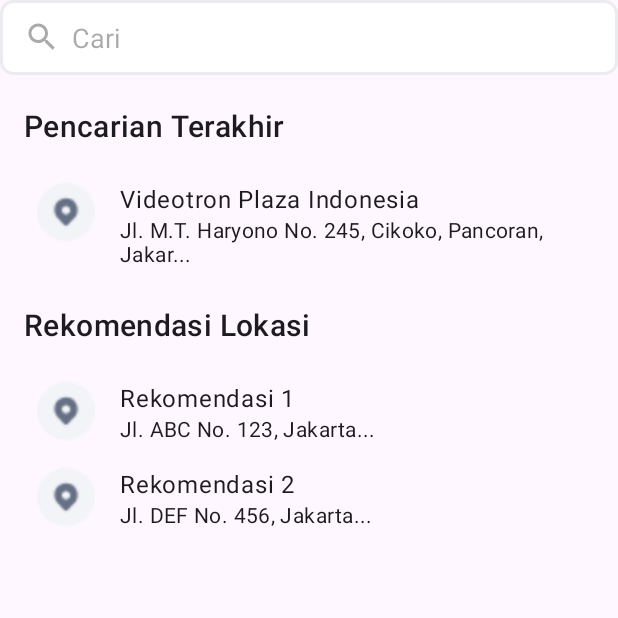
After one commit to ExRonin/CapstoneProject, an Android app built with Jetpack Compose: the SearchResultsFragment screen opened through its navigation route, on a phone screen of 412 x 824 dp, the top half of it. The commit adds this screen. Run offline under Robolectric (Android 15) with nearby library versions, the phone set to English and light mode, and no system bars; our stand-ins replace navigation-ui; pictures from the network do not load.

Commit message:
feat: add searchresult

```diff
--- a/app/src/main/java/com/capstoneproject/ui/main/MainActivity.kt
+++ b/app/src/main/java/com/capstoneproject/ui/main/MainActivity.kt
@@ -23,5 +23,12 @@ class MainActivity : AppCompatActivity() {
         val navController = Navigation.findNavController(this, R.id.host_fragment)
         NavigationUI.setupWithNavController(bottomNavigation, navController)
 
+        navController.addOnDestinationChangedListener { _, destination, _ ->
+            if (destination.id == R.id.searchResultsFragment) {
+                bottomNavigation.visibility = View.GONE
+            } else {
+                bottomNavigation.visibility = View.VISIBLE
+            }
+        }
     }
 }
--- a/app/src/main/java/com/capstoneproject/ui/search/SearchFragment.kt
+++ b/app/src/main/java/com/capstoneproject/ui/search/SearchFragment.kt
@@ -7,12 +7,12 @@ import android.graphics.Canvas
 import android.graphics.Color
 import android.location.Geocoder
 import android.os.Bundle
-import android.text.Editable
-import android.text.TextWatcher
 import android.util.Log
 import android.view.LayoutInflater
 import android.view.View
 import android.view.ViewGroup
+import android.view.WindowManager
+import android.view.inputmethod.EditorInfo
 import androidx.activity.result.contract.ActivityResultContracts
 import androidx.annotation.ColorInt
 import androidx.annotation.DrawableRes
@@ -26,15 +26,14 @@ import com.capstoneproject.R
 import com.capstoneproject.databinding.FragmentSearchBinding
 import com.capstoneproject.ui.search.adapter.ItemData
 import com.capstoneproject.ui.search.adapter.RecyclerViewAdapter
-import com.google.android.gms.maps.CameraUpdateFactory
 import com.google.android.gms.maps.GoogleMap
 import com.google.android.gms.maps.OnMapReadyCallback
 import com.google.android.gms.maps.SupportMapFragment
 import com.google.android.gms.maps.model.BitmapDescriptor
 import com.google.android.gms.maps.model.BitmapDescriptorFactory
-import com.google.android.gms.maps.model.LatLng
 import com.google.android.gms.maps.model.MapStyleOptions
 import com.google.android.gms.maps.model.MarkerOptions
+import androidx.navigation.fragment.findNavController
 
 class SearchFragment : Fragment(), OnMapReadyCallback {
 
@@ -47,9 +46,8 @@ class SearchFragment : Fragment(), OnMapReadyCallback {
     private lateinit var recyclerViewAdapter: RecyclerViewAdapter
 
     private val itemList = listOf(
-      ItemData(R.drawable.icon_x, "Videotron", "Title 1", "Size 1", "Time 1", "Ratio 1", "Views 1", "Rp.55.000.000", "Rp.53.000.000"),
-        ItemData(R.drawable.icon_google, "Manualtron" ,"Title 2", "Size 2", "Time 2", "Ratio 2", "Views 2", "Rp.60.000.000", "Rp.58.000.000")
-
+        ItemData(R.drawable.icon_x, "Videotron", "Title 1", "Size 1", "Time 1", "Ratio 1", "Views 1", "Rp.55.000.000", "Rp.53.000.000"),
+        ItemData(R.drawable.icon_google, "Manualtron", "Title 2", "Size 2", "Time 2", "Ratio 2", "Views 2", "Rp.60.000.000", "Rp.58.000.000")
     )
 
     override fun onCreateView(
@@ -64,17 +62,12 @@ class SearchFragment : Fragment(), OnMapReadyCallback {
         val mapFragment = childFragmentManager.findFragmentById(R.id.map_view) as SupportMapFragment
         mapFragment.getMapAsync(this)
 
-        binding.etSearchMain.addTextChangedListener(object : TextWatcher {
-            override fun beforeTextChanged(s: CharSequence?, start: Int, count: Int, after: Int) {}
+        binding.etSearchMain.setOnFocusChangeListener { _, hasFocus ->
+            if (hasFocus) {
+                navigateToSearchResults()
+            }
+        }
 
-            override fun onTextChanged(s: CharSequence?, start: Int, before: Int, count: Int) {
-                if ((s?.length ?: 0) >= MIN_SEARCH_LENGTH) {
-                    searchForLocation(s.toString())
-                }
-            }
-
-            override fun afterTextChanged(s: Editable?) {}
-        })
 
         recyclerView = binding.recyclerView
         recyclerView.layoutManager = LinearLayoutManager(context, LinearLayoutManager.HORIZONTAL, false)
@@ -82,8 +75,14 @@ class SearchFragment : Fragment(), OnMapReadyCallback {
         recyclerView.adapter = recyclerViewAdapter
 
         return view
+    }
 
+    private fun navigateToSearchResults() {
+        Log.d("SearchFragment", "Navigating to search results")
+        findNavController().navigate(R.id.action_searchFragment_to_searchResultsFragment)
     }
+
+
 
     override fun onMapReady(map: GoogleMap) {
         googleMap = map
@@ -115,20 +114,6 @@ class SearchFragment : Fragment(), OnMapReadyCallback {
 
         getMyLocation()
         setMapStyle()
-    }
-
-    private fun searchForLocation(query: String) {
-        @Suppress("DEPRECATION") val addresses = geocoder.getFromLocationName(query, MAX_RESULTS)
-        if (addresses != null) {
-            if (addresses.isNotEmpty()) {
-                val address = addresses[0]
-                val latLng = address?.let { LatLng(it.latitude, address.longitude) }
-                latLng?.let { CameraUpdateFactory.newLatLngZoom(it, 15f) }
-                    ?.let { googleMap.animateCamera(it) }
-            } else {
-                Log.d(TAG, "No results found for query: $query")
-            }
-        }
     }
 
 
@@ -187,8 +172,6 @@ class SearchFragment : Fragment(), OnMapReadyCallback {
     }
 
     companion object {
-        private const val MIN_SEARCH_LENGTH = 3
-        private const val MAX_RESULTS = 1
         private const val TAG = "SearchFragment"
     }
 }
--- /dev/null
+++ b/app/src/main/java/com/capstoneproject/ui/search/SearchResultsFragment.kt
@@ -0,0 +1,110 @@
+package com.capstoneproject.ui.search
+
+import android.os.Bundle
+import android.view.LayoutInflater
+import android.view.View
+import android.view.ViewGroup
+import android.view.inputmethod.EditorInfo
+import androidx.fragment.app.Fragment
+import androidx.recyclerview.widget.LinearLayoutManager
+import com.capstoneproject.databinding.FragmentSearchResultsBinding
+import com.capstoneproject.ui.search.adapter.SearchResultItem
+import com.capstoneproject.ui.search.adapter.SearchResultsAdapter
+
+
+class SearchResultsFragment : Fragment() {
+
+    private var _binding: FragmentSearchResultsBinding? = null
+    private val binding get() = _binding!!
+
+
+    private lateinit var searchResultsAdapter: SearchResultsAdapter
+    private val searchResults = mutableListOf<SearchResultItem>()
+    private lateinit var recentSearchesAdapter: SearchResultsAdapter
+    private lateinit var recommendationsAdapter: SearchResultsAdapter
+
+    private val recentSearches = listOf(
+        SearchResultItem("Videotron Plaza Indonesia", "Jl. M.T. Haryono No. 245, Cikoko, Pancoran, Jakar..."),
+
+    )
+
+    private val recommendations = listOf(
+        SearchResultItem("Rekomendasi 1", "Jl. ABC No. 123, Jakarta..."),
+        SearchResultItem("Rekomendasi 2", "Jl. DEF No. 456, Jakarta..."),
+
+    )
+
+    override fun onCreateView(
+        inflater: LayoutInflater, container: ViewGroup?,
+        savedInstanceState: Bundle?
+    ): View {
+        _binding = FragmentSearchResultsBinding.inflate(inflater, container, false)
+        val view = binding.root
+
+        recentSearchesAdapter = SearchResultsAdapter(recentSearches)
+        recommendationsAdapter = SearchResultsAdapter(recommendations)
+
+        binding.recyclerViewRecentSearches.apply {
+            layoutManager = LinearLayoutManager(context)
+            adapter = recentSearchesAdapter
+        }
+
+        binding.recyclerViewRecommendations.apply {
+            layoutManager = LinearLayoutManager(context)
+            adapter = recommendationsAdapter
+        }
+
+        searchResultsAdapter = SearchResultsAdapter(searchResults)
+
+        binding.recyclerSearchResult.apply {
+            layoutManager = LinearLayoutManager(context)
+            adapter = searchResultsAdapter
+        }
+
+        setupSearchEditText()
+        return view
+    }
+    private fun setupSearchEditText() {
+        binding.etSearchResult.setOnEditorActionListener { _, actionId, _ ->
+            if (actionId == EditorInfo.IME_ACTION_SEARCH) {
+                val searchTerm = binding.etSearchResult.text.toString()
+                performSearch(searchTerm)
+                return@setOnEditorActionListener true
+            }
+            return@setOnEditorActionListener false
+        }
+    }
+
+    private fun performSearch(searchTerm: String) {
+
+        searchResults.clear()
+
+
+        searchResults.addAll(getDummySearchResults(searchTerm))
+
+
+        searchResultsAdapter.notifyDataSetChanged()
+        binding.recyclerViewRecentSearches.visibility = View.GONE
+        binding.recyclerViewRecommendations.visibility = View.GONE
+        binding.lasttext.visibility = View.GONE
+        binding.rectext.visibility = View.GONE
+        binding.recyclerSearchResult.visibility = if (searchResults.isEmpty()) View.GONE else View.VISIBLE
+    }
+
+    private fun getDummySearchResults(searchTerm: String): List<SearchResultItem> {
+
+        val dummyResults = mutableListOf<SearchResultItem>()
+
+        for (i in 1..5) {
+            dummyResults.add(SearchResultItem("Result $i for '$searchTerm'", "Subtitle $i"))
+        }
+
+        return dummyResults
+    }
+
+
+    override fun onDestroyView() {
+        super.onDestroyView()
+        _binding = null
+    }
+}
--- /dev/null
+++ b/app/src/main/java/com/capstoneproject/ui/search/adapter/SearchResultsAdapter.kt
@@ -0,0 +1,31 @@
+package com.capstoneproject.ui.search.adapter
+
+import android.view.LayoutInflater
+import android.view.ViewGroup
+import androidx.recyclerview.widget.RecyclerView
+import com.capstoneproject.R
+import com.capstoneproject.databinding.ItemSearchResultBinding
+
+class SearchResultsAdapter(private val itemList: List<SearchResultItem>) :
+    RecyclerView.Adapter<SearchResultsAdapter.ViewHolder>() {
+
+    class ViewHolder(val binding: ItemSearchResultBinding) : RecyclerView.ViewHolder(binding.root)
+
+    override fun onCreateViewHolder(parent: ViewGroup, viewType: Int): ViewHolder {
+        val binding = ItemSearchResultBinding.inflate(LayoutInflater.from(parent.context), parent, false)
+        return ViewHolder(binding)
+    }
+
+    override fun onBindViewHolder(holder: ViewHolder, position: Int) {
+        val item = itemList[position]
+        holder.binding.apply {
+            icon.setImageResource(R.drawable.locicon)
+            title.text = item.title
+            subtitle.text = item.subtitle
+        }
+    }
+
+    override fun getItemCount() = itemList.size
+}
+
+data class SearchResultItem(val title: String, val subtitle: String, val iconRes: Int = R.drawable.locicon)
--- a/app/src/main/res/layout/fragment_search.xml
+++ b/app/src/main/res/layout/fragment_search.xml
@@ -24,7 +24,8 @@
             android:imeOptions="actionSearch"
             android:inputType="text"
             android:paddingStart="16dp"
-            android:paddingEnd="16dp" />
+            android:paddingEnd="16dp"
+            android:windowSoftInputMode="stateHidden"/>
 
         <androidx.fragment.app.FragmentContainerView
             android:id="@+id/map_view"
--- /dev/null
+++ b/app/src/main/res/layout/fragment_search_results.xml
@@ -0,0 +1,72 @@
+<?xml version="1.0" encoding="utf-8"?>
+<FrameLayout xmlns:android="http://schemas.android.com/apk/res/android"
+    xmlns:tools="http://schemas.android.com/tools"
+    xmlns:app="http://schemas.android.com/apk/res-auto"
+    android:layout_width="match_parent"
+    android:layout_height="match_parent"
+  >
+
+    <LinearLayout
+        android:layout_width="match_parent"
+        android:layout_height="match_parent"
+        android:orientation="vertical"
+       />
+
+        <EditText
+            android:id="@+id/et_search_result"
+            android:layout_width="match_parent"
+            android:layout_height="50dp"
+            android:layout_marginTop="0dp"
+            android:background="@drawable/bg_edit_text"
+            android:drawableStart="@drawable/baseline_search_24"
+            android:drawablePadding="8dp"
+            android:drawableTint="@android:color/darker_gray"
+            android:hint="@string/search"
+            android:imeOptions="actionSearch"
+            android:inputType="text"
+            android:paddingStart="16dp"
+            android:paddingEnd="16dp" />
+
+    <LinearLayout
+        android:layout_width="match_parent"
+        android:layout_height="match_parent"
+        android:orientation="vertical"
+        android:paddingTop="70dp"
+        android:paddingStart="16dp"
+        >
+
+        <androidx.recyclerview.widget.RecyclerView
+            android:id="@+id/recycler_search_result"
+            android:layout_width="match_parent"
+            android:layout_height="wrap_content"
+            android:layout_marginBottom="16dp"
+            android:visibility="gone"/>
+
+        <TextView
+            android:id="@+id/lasttext"
+            android:layout_width="wrap_content"
+            android:layout_height="wrap_content"
+            android:text="@string/last_search"
+            android:textAppearance="?attr/textAppearanceHeadline6" />
+
+        <androidx.recyclerview.widget.RecyclerView
+            android:id="@+id/recycler_view_recent_searches"
+            android:layout_width="match_parent"
+            android:layout_height="wrap_content"
+            android:layout_marginTop="16dp"
+            android:layout_marginBottom="16dp" />
+
+        <TextView
+            android:id="@+id/rectext"
+            android:layout_width="wrap_content"
+            android:layout_height="wrap_content"
+            android:text="@string/location_recomendation"
+            android:textAppearance="?attr/textAppearanceHeadline6" />
+
+        <androidx.recyclerview.widget.RecyclerView
+            android:id="@+id/recycler_view_recommendations"
+            android:layout_width="match_parent"
+            android:layout_height="wrap_content"
+            android:layout_marginTop="16dp" />
+    </LinearLayout>
+</FrameLayout>
--- /dev/null
+++ b/app/src/main/res/layout/item_search_result.xml
@@ -0,0 +1,35 @@
+<LinearLayout xmlns:android="http://schemas.android.com/apk/res/android"
+    xmlns:tools="http://schemas.android.com/tools"
+    android:layout_width="match_parent"
+    android:layout_height="wrap_content"
+    android:orientation="horizontal"
+    android:padding="8dp">
+
+    <ImageView
+        android:id="@+id/icon"
+        android:layout_width="40dp"
+        android:layout_height="40dp"
+        android:layout_marginEnd="16dp"
+        tools:srcCompat="@drawable/locicon" />
+
+    <LinearLayout
+        android:layout_width="0dp"
+        android:layout_height="wrap_content"
+        android:layout_weight="1"
+        android:orientation="vertical">
+
+        <TextView
+            android:id="@+id/title"
+            android:layout_width="wrap_content"
+            android:layout_height="wrap_content"
+            android:textAppearance="?attr/textAppearanceBody1"
+            tools:text="Title" />
+
+        <TextView
+            android:id="@+id/subtitle"
+            android:layout_width="wrap_content"
+            android:layout_height="wrap_content"
+            android:textAppearance="?attr/textAppearanceBody2"
+            tools:text="Subtitle" />
+    </LinearLayout>
+</LinearLayout>
--- a/app/src/main/res/navigation/nav_graph.xml
+++ b/app/src/main/res/navigation/nav_graph.xml
@@ -10,20 +10,37 @@
         android:name="com.capstoneproject.ui.home.HomeFragment"
         android:label="fragment_home"
         tools:layout="@layout/fragment_home" />
+
+    <fragment
+        android:id="@+id/searchFragment"
+        android:name="com.capstoneproject.ui.search.SearchFragment"
+        android:label="fragment_search"
+        tools:layout="@layout/fragment_search"
+        android:windowSoftInputMode="stateHidden" >
+        <action
+            android:id="@+id/action_searchFragment_to_searchResultsFragment"
+            app:destination="@id/searchResultsFragment" />
+        <action
+            android:id="@+id/action_searchFragment_to_homeFragment"
+            app:destination="@id/homeFragment"
+            app:popUpTo="@id/homeFragment"
+            app:popUpToInclusive="true" />
+    </fragment>
+
+    <fragment
+        android:id="@+id/searchResultsFragment"
+        android:name="com.capstoneproject.ui.search.SearchResultsFragment"
+        android:label="SearchResultsFragment" />
+
     <fragment
         android:id="@+id/bookingFragment"
         android:name="com.capstoneproject.ui.booking.BookingFragment"
         android:label="fragment_booking"
         tools:layout="@layout/fragment_booking" />
+
     <fragment
         android:id="@+id/profileFragment"
         android:name="com.capstoneproject.ui.profile.ProfileFragment"
         android:label="fragment_profile"
         tools:layout="@layout/fragment_profile" />
-    <fragment
-        android:id="@+id/searchFragment"
-        android:name="com.capstoneproject.ui.search.SearchFragment"
-        android:label="fragment_seach"
-        tools:layout="@layout/fragment_search" />
-
 </navigation>
--- a/app/src/main/res/values/strings.xml
+++ b/app/src/main/res/values/strings.xml
@@ -262,4 +262,6 @@
     <string name="pembayaran">Pembayaran</string>
     <string name="total">Total</string>
     <string name="selesaikan_pembayaran">Selesaikan Pembayaran</string>
+    <string name="last_search">Pencarian Terakhir</string>
+    <string name="location_recomendation">Rekomendasi Lokasi</string>
 </resources>
```
Also changed, not shown: app/src/main/res/drawable/locicon.png (added).
